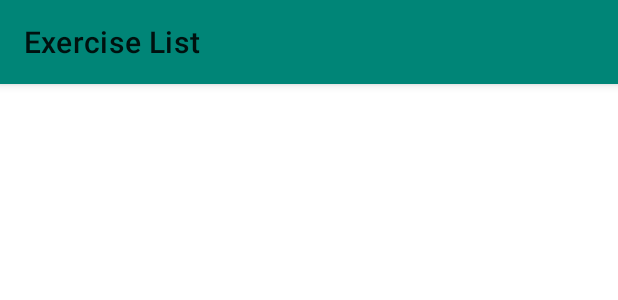
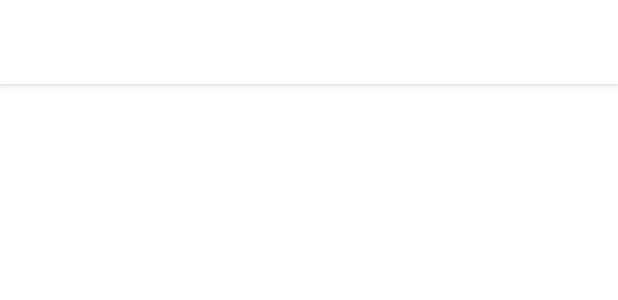
Before and after one commit to kyrillosgait/exercise-it, an Android app: the layout activity_main.xml on its own in the app's theme, with its tools: preview values and no code run, on a phone screen of 412 x 824 dp. Shown: the top 300 px of the screen. Run offline under Robolectric (Android 15) with nearby library versions, the phone set to English and light mode, and no system bars.

Commit message:
Fixed XML code arrangement, misc changes to main activity's layout

```diff
--- a/app/src/main/java/com/kyril/gymondotest/ui/detail/DetailActivity.kt
+++ b/app/src/main/java/com/kyril/gymondotest/ui/detail/DetailActivity.kt
@@ -10,4 +10,7 @@ class DetailActivity : AppCompatActivity() {
         super.onCreate(savedInstanceState)
         setContentView(R.layout.activity_detail)
     }
+
+
+
 }
--- a/app/src/main/res/layout/activity_main.xml
+++ b/app/src/main/res/layout/activity_main.xml
@@ -1,7 +1,5 @@
 <?xml version="1.0" encoding="utf-8"?>
-<androidx.coordinatorlayout.widget.CoordinatorLayout
-        xmlns:android="http://schemas.android.com/apk/res/android"
-        xmlns:app="http://schemas.android.com/apk/res-auto"
+<androidx.coordinatorlayout.widget.CoordinatorLayout xmlns:android="http://schemas.android.com/apk/res/android"
     android:id="@+id/mainCoordinatorLayout"
     android:layout_width="match_parent"
     android:layout_height="match_parent"
@@ -15,15 +13,26 @@
             android:id="@+id/toolbar"
             android:layout_width="match_parent"
             android:layout_height="?attr/actionBarSize"
-                app:title="@string/main_toolbar_title"/>
+            android:theme="@style/ToolbarStyle">
+
+            <TextView
+                android:id="@+id/toolbarTitleTextView"
+                style="@style/TextAppearance.Widget.AppCompat.Toolbar.Title"
+                android:layout_width="wrap_content"
+                android:layout_height="wrap_content"
+                android:layout_gravity="center"
+                android:text=""
+                android:textColor="@android:color/black" />
+
+        </androidx.appcompat.widget.Toolbar>
 
     </com.google.android.material.appbar.AppBarLayout>
 
     <androidx.recyclerview.widget.RecyclerView
-            android:layout_marginTop="?attr/actionBarSize"
         android:id="@+id/exercisesRecyclerView"
         android:layout_width="match_parent"
         android:layout_height="wrap_content"
-            android:clipToPadding="false"/>
+        android:layout_marginTop="?attr/actionBarSize"
+        android:clipToPadding="false" />
 
 </androidx.coordinatorlayout.widget.CoordinatorLayout>
--- a/app/src/main/res/values/colors.xml
+++ b/app/src/main/res/values/colors.xml
@@ -1,6 +1,7 @@
 <?xml version="1.0" encoding="utf-8"?>
 <resources>
-    <color name="colorPrimary">#008577</color>
-    <color name="colorPrimaryDark">#00574B</color>
-    <color name="colorAccent">#D81B60</color>
+    <color name="colorPrimary">#212121</color>
+    <color name="colorPrimaryDark">#000000</color>
+    <color name="colorPrimaryLight">#484848</color>
+    <color name="colorAccent">#FF4081</color>
 </resources>
--- a/app/src/main/res/values/styles.xml
+++ b/app/src/main/res/values/styles.xml
@@ -1,4 +1,4 @@
-<resources>
+<resources xmlns:tools="http://schemas.android.com/tools">
 
     <!-- Base application theme. -->
     <style name="AppTheme" parent="Theme.MaterialComponents.Light.NoActionBar">
@@ -6,6 +6,25 @@
         <item name="colorPrimary">@color/colorPrimary</item>
         <item name="colorPrimaryDark">@color/colorPrimaryDark</item>
         <item name="colorAccent">@color/colorAccent</item>
+        <item name="android:windowLightStatusBar" tools:targetApi="m">true</item>
+        <item name="android:statusBarColor" tools:targetApi="m">#ffffff</item>
+    </style>
+
+    <!-- ToolBar -->
+    <style name="ToolbarStyle">
+        <item name="popupTheme">@style/ToolbarPopupTheme</item>
+        <item name="theme">@style/ToolbarTheme</item>
+        <item name="titleTextColor">@android:color/black</item>
+        <item name="android:background">@android:color/white</item>
+    </style>
+
+    <style name="ToolbarTheme">
+        <item name="colorControlNormal">@color/colorAccent</item>
+    </style>
+
+    <style name="ToolbarPopupTheme">
+        <item name="android:background">@android:color/white</item>
+        <item name="android:textColor">@android:color/black</item>
     </style>
 
 </resources>
```
Also changed, not shown: app/src/main/java/com/kyril/gymondotest/ui/main/MainActivity.kt (+8 -2 lines), app/src/main/res/layout/activity_detail.xml (+5 -6 lines), app/src/main/res/layout/exercise_list_item.xml (+19 -20 lines). Lines whose indentation alone changed are shown as unchanged.
